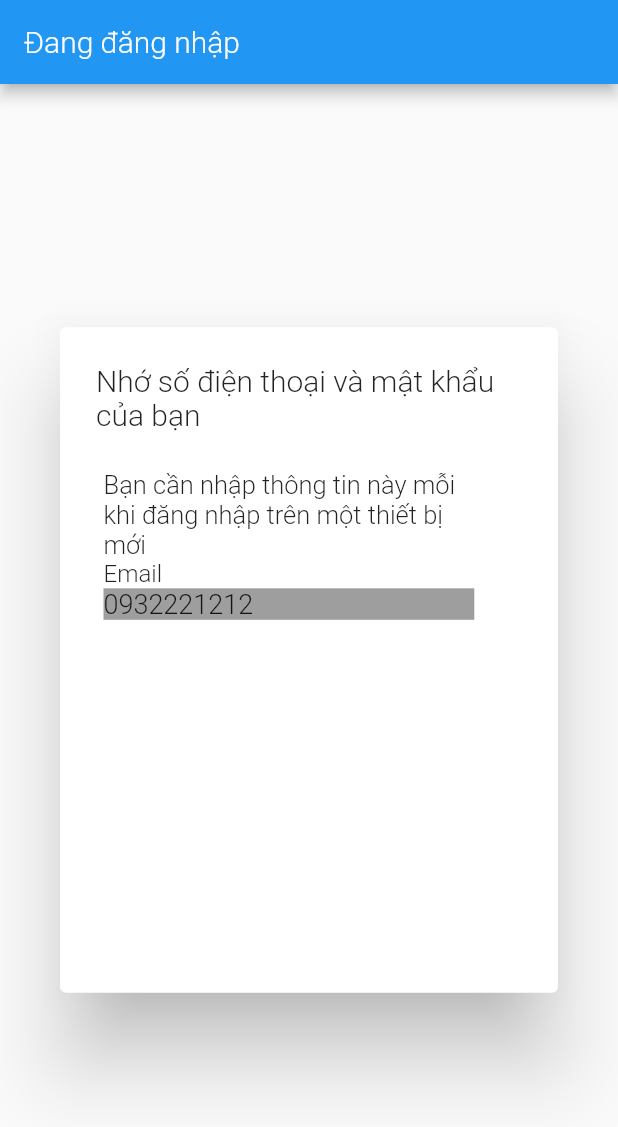
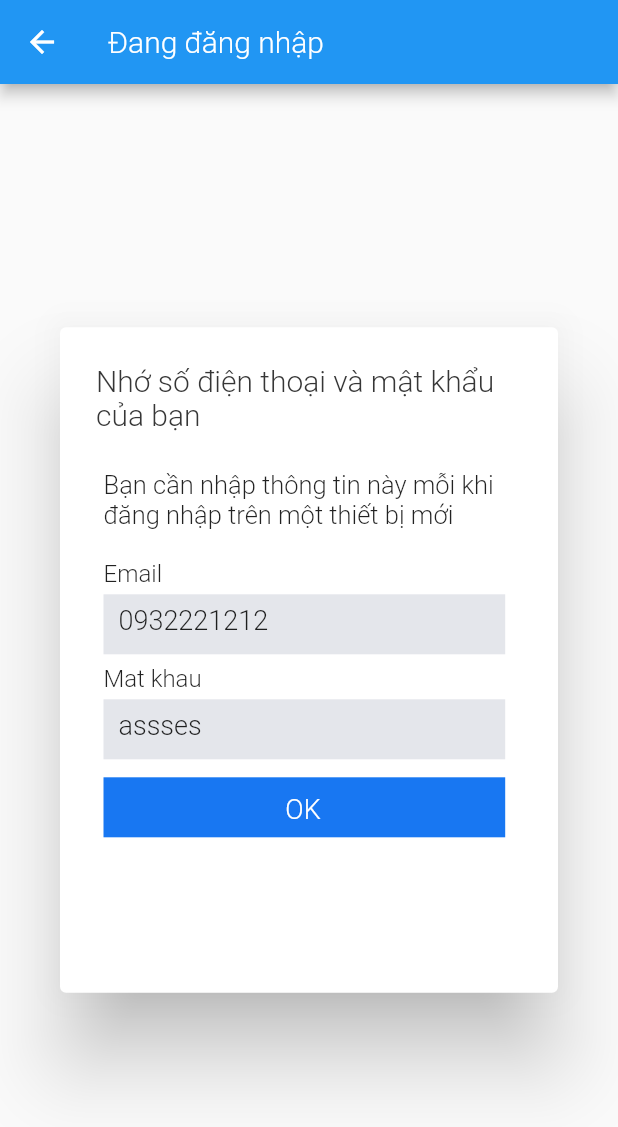
Before and after one commit to BuiTuan1507/Facebook, a Flutter app: the SaveUser screen opened directly, on a phone screen of 412 x 824 dp. Shown: the top 1127 px of the screen. Run offline on Flutter 3.47's test engine with Material 2 defaults, Android fonts, the phone set to English and light mode, and no system bars; our stand-ins replace flutter_datetime_picker.

Commit message:
update 24-12

```diff
--- a/lib/SignUp/SaveUser.dart
+++ b/lib/SignUp/SaveUser.dart
@@ -18,7 +18,7 @@ class _SaveUserState extends State<SaveUser> {
 
       ),
       body: AlertDialog(
-        title: Text("Nhớ số điện thoại và mật khẩu của bạn"),
+        title: Text("Nhớ số điện thoại và mật khẩu của bạn",style: TextStyle(color: Color.fromRGBO(54, 54, 54, 1)),),
         content: Container(
           padding: EdgeInsets.all(5),
           height: size.height*0.4,
@@ -26,14 +26,17 @@ class _SaveUserState extends State<SaveUser> {
             children: <Widget>[
               Row(
                 children: <Widget>[
-                  Container(
-                    height: 60,
-                    width: size.width*0.6,
-                    child:Flexible(
-                      child:Text("Bạn cần nhập thông tin này mỗi khi đăng nhập trên một thiết bị mới",overflow: TextOverflow.fade, style: TextStyle(fontSize: 17,),),
+                  Expanded(
+                    child: Container(
+                      height: 60,
+                      width: size.width*0.6,
+                      child:Flexible(
+                        child:Text("Bạn cần nhập thông tin này mỗi khi đăng nhập trên một thiết bị mới",overflow: TextOverflow.fade, style: TextStyle(fontSize: 17,),),
+                      ),
+
                     ),
+                  ),
 
-                  )
                 ],
               ),
               Row(
@@ -43,15 +46,76 @@ class _SaveUserState extends State<SaveUser> {
                   )
                 ],
               ),
+              Container(
+                height: 4,
+              ),
               Row(
                 children: <Widget>[
                 Container(
-                  width: size.width*0.6,
+                  height: 40,
+                  width: size.width*0.65,
                   decoration: BoxDecoration(
-                    color: Colors.grey
+                    color: Color.fromRGBO(228, 230, 235,1)
                   ),
-                  child: Text("0932221212",style: TextStyle(fontSize: 18),),
+                  child: Container(
+                    padding: EdgeInsets.only(top: 7,left: 10),
+                    child: Text("0932221212",style: TextStyle(fontSize: 18),),
+                  )
+
                 )
+                ],
+              ),
+              Container(
+                height: 7,
+              ),
+              Row(
+                children: <Widget>[
+                  Container(
+                    child: Text("Mat khau"),
+                  )
+                ],
+              ),
+              Container(
+                height: 4,
+              ),
+              Row(
+                children: <Widget>[
+                  Container(
+                      height: 40,
+                      width: size.width*0.65,
+                      decoration: BoxDecoration(
+                          color: Color.fromRGBO(228, 230, 235,1)
+                      ),
+                      child: Container(
+                        padding: EdgeInsets.only(top: 7,left: 10),
+                        child: Text("assses",style: TextStyle(fontSize: 18),),
+                      )
+
+                  )
+                ],
+              ),
+              Container(
+                height: 12,
+              ),
+              Row(
+                children: <Widget>[
+                  Container(
+
+                      height: 40,
+                      width: size.width*0.65,
+                      decoration: BoxDecoration(
+                          color: Color.fromRGBO(24, 119, 242,1)
+                      ),
+                      child: Container(
+                        padding: EdgeInsets.only(top: 7,left: 10),
+                        child: Container(
+                          padding: EdgeInsets.only(left: size.width*0.27,top: 4),
+                          child:  Text("OK",style: TextStyle(fontSize: 18,color: Colors.white),),
+                        )
+
+                      )
+
+                  )
                 ],
               ),
 
--- a/lib/main.dart
+++ b/lib/main.dart
@@ -1,4 +1,5 @@
 import 'package:flutter/material.dart';
+import 'package:uifacebook/AddImage.dart';
 import 'package:uifacebook/AnotherProfile.dart';
 import 'package:uifacebook/FailRegister.dart';
 import 'package:uifacebook/SavePassword.dart';
@@ -35,7 +36,7 @@ class MyApp extends StatelessWidget {
         // closer together (more dense) than on mobile platforms.
         visualDensity: VisualDensity.adaptivePlatformDensity,
       ),
-      home:SaveUser(),
+      home:AddImage(),
     );
   }
 }
--- a/pubspec.yaml
+++ b/pubspec.yaml
@@ -65,6 +65,7 @@ flutter:
     - assets/ImagePost/6.jpg
     - assets/FBLogo.png
     - assets/ramdom.jpg
+    - assets/anhnull.PNG
   # An image asset can refer to one or more resolution-specific "variants", see
   # https://flutter.dev/assets-and-images/#resolution-aware.
 
```
Also changed, not shown: lib/AddImage.dart (added, +97 -0 lines), assets/anhnull.PNG (added).
